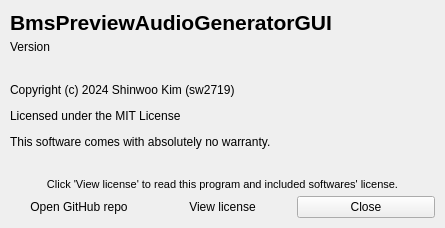
The window that ui/about.ui (sw2719/bms-preview-generator-gui) describes before a commit, drawn with Qt 5.
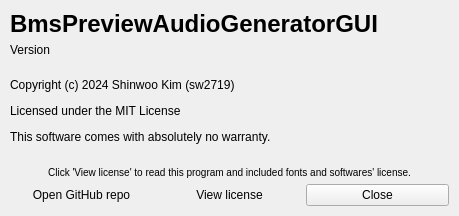
The same window after the commit.

What changed in the file:
```diff
--- a/ui/about.ui
+++ b/ui/about.ui
@@ -6,8 +6,8 @@
    <rect>
     <x>0</x>
     <y>0</y>
-    <width>445</width>
-    <height>228</height>
+    <width>459</width>
+    <height>216</height>
    </rect>
   </property>
   <property name="windowTitle">
@@ -32,7 +32,7 @@
    <item>
     <widget class="QLabel" name="top_label">
      <property name="text">
-      <string notr="true">&lt;html&gt;&lt;head/&gt;&lt;body&gt;&lt;p&gt;&lt;span style=&quot; font-size:16pt; font-weight:700;&quot;&gt;BmsPreviewAudioGeneratorGUI&lt;/span&gt;&lt;/p&gt;&lt;/body&gt;&lt;/html&gt;</string>
+      <string notr="true">&lt;html&gt;&lt;head/&gt;&lt;body&gt;&lt;p&gt;&lt;h1&gt;BmsPreviewAudioGeneratorGUI&lt;/h1&gt;&lt;/p&gt;&lt;/body&gt;&lt;/html&gt;</string>
      </property>
     </widget>
    </item>
@@ -94,7 +94,7 @@
    <item>
     <widget class="QLabel" name="label_3">
      <property name="text">
-      <string>&lt;html&gt;&lt;head/&gt;&lt;body&gt;&lt;p&gt;&lt;span style=&quot; font-size:8pt;&quot;&gt;Click 'View license' to read this program and included softwares' license.&lt;/span&gt;&lt;/p&gt;&lt;/body&gt;&lt;/html&gt;</string>
+      <string>&lt;html&gt;&lt;head/&gt;&lt;body&gt;&lt;p&gt;&lt;small&gt;Click 'View license' to read this program and included fonts and softwares' license.&lt;/small&gt;&lt;/p&gt;&lt;/body&gt;&lt;/html&gt;</string>
      </property>
      <property name="alignment">
       <set>Qt::AlignCenter</set>
```
